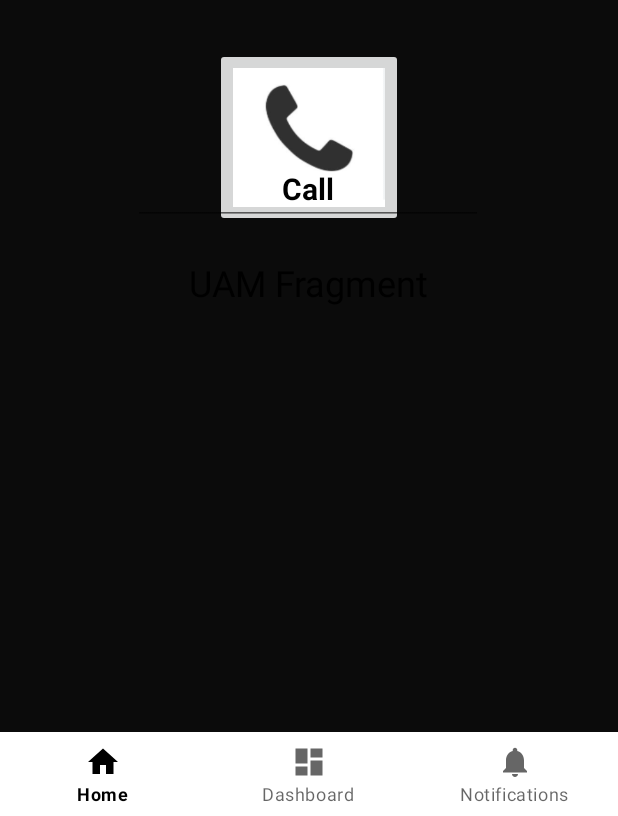
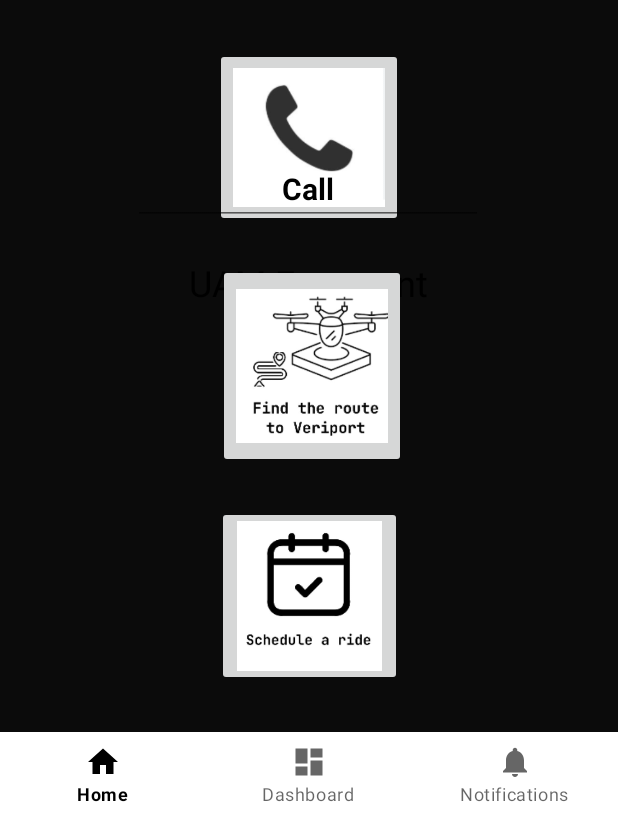
Before and after one commit to arilui/PrimeAero, an Android app: the UAMFragment screen opened through its navigation route, on a phone screen of 412 x 824 dp, the part 420-1236 px from its top. Run offline under Robolectric (Android 15) with nearby library versions, the phone set to English and light mode, and no system bars; our stand-ins replace navigation-ui.

Commit message:
uam updates
added map to call fragment, cropped find vertiport drawable, added nonfunctional buttons to uam fragment

```diff
--- a/app/src/main/res/layout/fragment_call.xml
+++ b/app/src/main/res/layout/fragment_call.xml
@@ -22,4 +22,15 @@
         app:layout_constraintStart_toStartOf="parent"
         app:layout_constraintTop_toTopOf="parent" />
 
+    <ImageView
+        android:id="@+id/exampleMap"
+        android:layout_width="424dp"
+        android:layout_height="673dp"
+        android:src="@drawable/straightlinedistancemedinaamazon"
+        app:layout_constraintBottom_toBottomOf="parent"
+        app:layout_constraintEnd_toEndOf="parent"
+        app:layout_constraintStart_toStartOf="parent"
+        app:layout_constraintTop_toTopOf="parent"
+        app:layout_constraintVertical_bias="0.0" />
+
 </androidx.constraintlayout.widget.ConstraintLayout>
--- a/app/src/main/res/layout/fragment_uam.xml
+++ b/app/src/main/res/layout/fragment_uam.xml
@@ -70,4 +70,31 @@
         app:layout_constraintStart_toStartOf="parent"
         app:layout_constraintTop_toTopOf="parent" />
 
+    <ImageButton
+        android:id="@+id/findVertiport"
+        android:layout_width="125dp"
+        android:layout_height="136dp"
+        android:scaleType="fitCenter"
+        android:contentDescription="@string/find_vertiport_button_description"
+        android:src="@drawable/findveriport"
+        app:layout_constraintBottom_toBottomOf="parent"
+        app:layout_constraintEnd_toEndOf="parent"
+        app:layout_constraintHorizontal_bias="0.506"
+        app:layout_constraintStart_toStartOf="parent"
+        app:layout_constraintTop_toTopOf="parent"
+        app:layout_constraintVertical_bias="0.597" />
+
+    <ImageButton
+        android:id="@+id/scheduleRide"
+        android:layout_width="123dp"
+        android:layout_height="120dp"
+        android:scaleType="fitCenter"
+        android:contentDescription="@string/schedule_ride_button_description"
+        android:src="@drawable/scheduleride"
+        app:layout_constraintBottom_toBottomOf="parent"
+        app:layout_constraintEnd_toEndOf="parent"
+        app:layout_constraintStart_toStartOf="parent"
+        app:layout_constraintTop_toTopOf="parent"
+        app:layout_constraintVertical_bias="0.854" />
+
 </androidx.constraintlayout.widget.ConstraintLayout>
--- a/app/src/main/res/values/strings.xml
+++ b/app/src/main/res/values/strings.xml
@@ -16,6 +16,8 @@
     <string name="settings_button_description"> Settings button for UAM flights</string>
     <string name="call_description">Call a UAM</string>
     <string name="subscription_button_description">Subscription button</string>
+    <string name="find_vertiport_button_description">Find Vertiport button</string>
+    <string name="schedule_ride_button_description">Schedule Ride button</string>
 
     <!-- TODO: Remove or change this placeholder text -->
     <string name="hello_blank_fragment">Hello blank fragment</string>
```
Also changed, not shown: app/src/main/res/drawable/findveriport.png.
